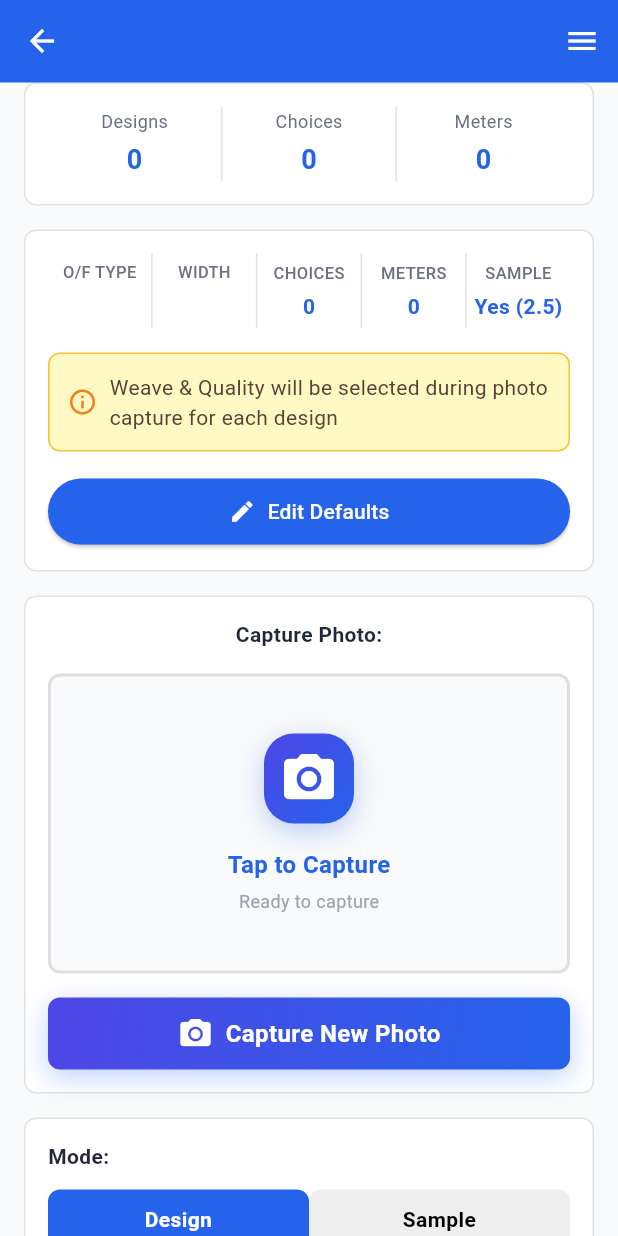
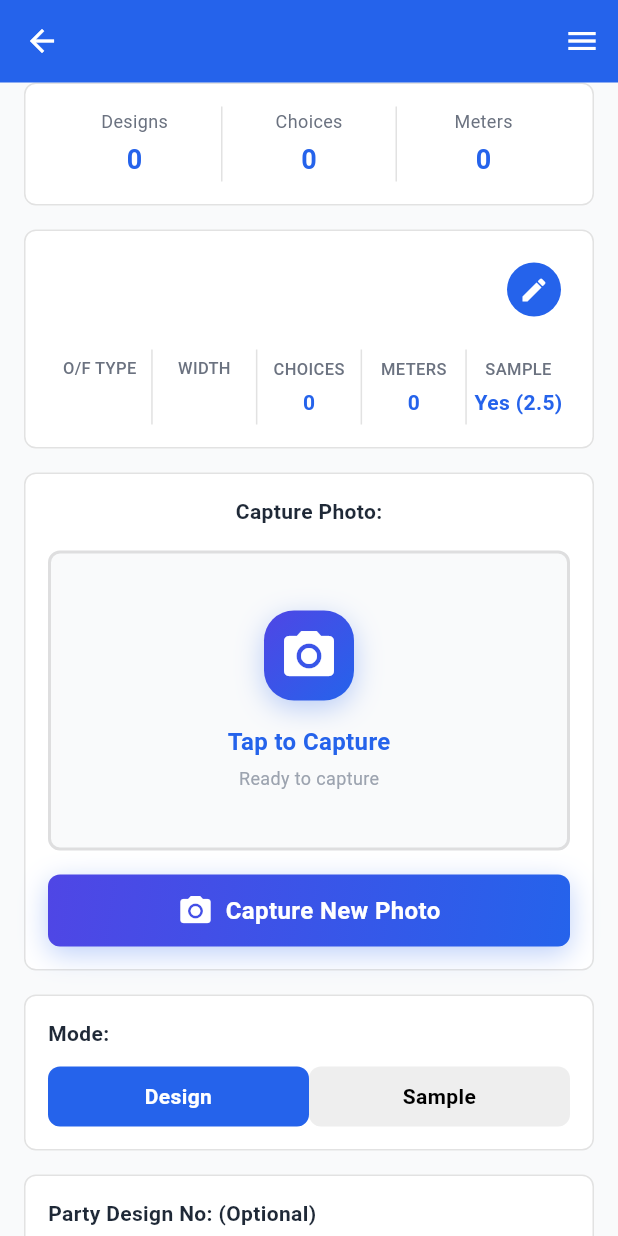
Before and after one commit to Affifa-2003/Fabric-Purchase-App, a Flutter app: the TextileDetailsPage screen opened directly with empty values, on a phone screen of 412 x 824 dp. Run offline on Flutter 3.47's test engine with Material 3 defaults, Android fonts, the phone set to English and light mode, and no system bars; our stand-ins replace fluttertoast, hive_flutter, image_picker; accounts and stored records are empty.

Commit message:
Update textile_details.dart

```diff
--- a/lib/textile_details.dart
+++ b/lib/textile_details.dart
@@ -869,11 +869,11 @@ class _TextileDetailsPageState extends State<TextileDetailsPage> {
           const SizedBox(height: 16),
           _buildPartyDesignNoSection(),
           const SizedBox(height: 16),
-          _buildOFTypeSection(),
-          const SizedBox(height: 16),
           _buildWeaveTypeSection(),
           const SizedBox(height: 16),
           _buildQualitySection(),
+          const SizedBox(height: 16),
+          _buildOFTypeSection(),
           const SizedBox(height: 16),
           _buildWidthOverrideSection(),
           const SizedBox(height: 16),
@@ -918,11 +918,11 @@ class _TextileDetailsPageState extends State<TextileDetailsPage> {
                       const SizedBox(height: 16),
                       _buildPartyDesignNoSection(),
                       const SizedBox(height: 16),
-                      _buildOFTypeSection(),
-                      const SizedBox(height: 16),
                       _buildWeaveTypeSection(),
                       const SizedBox(height: 16),
                       _buildQualitySection(),
+                      const SizedBox(height: 16),
+                      _buildOFTypeSection(),
                       const SizedBox(height: 16),
                       _buildWidthOverrideSection(),
                       const SizedBox(height: 16),
@@ -1003,7 +1003,6 @@ class _TextileDetailsPageState extends State<TextileDetailsPage> {
     );
   }
 
-  // New textile details card - MODIFIED TO PUT ALL FIELDS IN A SINGLE ROW
   Widget _buildTextileDetailsCard() {
   return Card(
     elevation: 0,
@@ -1018,146 +1017,12 @@ class _TextileDetailsPageState extends State<TextileDetailsPage> {
       child: Column(
         crossAxisAlignment: CrossAxisAlignment.start,
         children: [
-            // Single row with all fields
+          // Header with edit button
           Row(
-              mainAxisAlignment: MainAxisAlignment.spaceBetween,
-              children: [
-                // O/F TYPE column
-                Expanded(
-                  child: Column(
-                    children: [
-                      Text(
-                        'O/F TYPE',
-                        style: const TextStyle(
-                          fontSize: 11,
-                          color: Color(0xFF6B7280),
-                          fontWeight: FontWeight.w500,
-                        ),
-                      ),
-                      const SizedBox(height: 4),
-                      Text(
-                        selectedOFType,
-                        style: const TextStyle(
-                          fontSize: 14,
-                          fontWeight: FontWeight.bold,
-                          color: Color(0xFF2563EB),
-                        ),
-                      ),
-                    ],
-                  ),
-                ),
-
-                // Vertical line 1
-                Container(
-                  height: 50,
-                  width: 1,
-                  color: Colors.grey.withOpacity(0.3),
-                ),
-
-                // WIDTH column
-                Expanded(
-                  child: Column(
-                    children: [
-                      _buildDetailHeading('WIDTH'),
-                      const SizedBox(height: 4),
-                      _buildDetailValue(selectedWidth),
-                    ],
-                  ),
-                ),
-
-                // Vertical line 2
-                Container(
-                  height: 50,
-                  width: 1,
-                  color: Colors.grey.withOpacity(0.3),
-                ),
-
-                // CHOICES column
-                Expanded(
-                  child: Column(
-                    children: [
-                      _buildDetailHeading('CHOICES'),
-                      const SizedBox(height: 4),
-                      _buildDetailValue(defaultChoices.toString()),
-                    ],
-                  ),
-                ),
-
-                // Vertical line 3
-                Container(
-                  height: 50,
-                  width: 1,
-                  color: Colors.grey.withOpacity(0.3),
-                ),
-
-                // METERS column
-                Expanded(
-                  child: Column(
-                    children: [
-                      _buildDetailHeading('METERS'),
-                      const SizedBox(height: 4),
-                      _buildDetailValue(defaultMeters.toStringAsFixed(0)),
-                    ],
-                  ),
-                ),
-
-                // Vertical line 4
-                Container(
-                  height: 50,
-                  width: 1,
-                  color: Colors.grey.withOpacity(0.3),
-                ),
-
-                // SAMPLE column
-                Expanded(
-                  child: Column(
-                    children: [
-                      _buildDetailHeading('SAMPLE'),
-                      const SizedBox(height: 4),
-                      _buildDetailValue(_formatSampleDisplay()),
-                    ],
-                  ),
-                ),
-              ],
-            ),
-            const SizedBox(height: 16),
-
-            // Notification with icon
-            Container(
-              padding: const EdgeInsets.all(12),
-              decoration: BoxDecoration(
-                color: const Color(0xFFFFF9C4), // Light yellow background
-                borderRadius: BorderRadius.circular(8),
-                border: Border.all(
-                  color: const Color(0xFFFBC02D),
-                ), // Yellow border
-              ),
-              child: Row(
-                children: const [
-                  Icon(
-                    Icons.info_outline,
-                    color: Color(0xFFF57F17), // Dark yellow
-                    size: 20,
-                  ),
-                  SizedBox(width: 8),
-                  Expanded(
-                    child: Text(
-                      'Weave & Quality will be selected during photo capture for each design',
-                      style: TextStyle(
-                        fontSize: 14,
-                        color: Color(0xFF5D4037), // Dark brown text
-                      ),
-                    ),
-                  ),
-                ],
-              ),
-            ),
-            const SizedBox(height: 16),
-
-            // Edit Defaults button with icon
-            SizedBox(
-              width: double.infinity,
-              child: ElevatedButton.icon(
+            mainAxisAlignment: MainAxisAlignment.end,
+            children: [
+              // Edit icon button
+              IconButton(
                 onPressed: () async {
                   // Navigate back to NewOrderSetupPage in edit mode with current values
                   final result = await Navigator.push<Map<String, dynamic>>(
@@ -1176,21 +1041,18 @@ class _TextileDetailsPageState extends State<TextileDetailsPage> {
                     ),
                   );
 
-                  // In _buildTextileDetailsCard() method, update this part:
+                  // Update values if returned
                   if (result != null) {
                     setState(() {
                       selectedOFType = result['ofType'] ?? selectedOFType;
                       selectedWidth = result['selectedWidth'] ?? selectedWidth;
-                      defaultChoices =
-                          result['defaultChoices'] ?? defaultChoices;
+                      defaultChoices = result['defaultChoices'] ?? defaultChoices;
                       defaultMeters = result['defaultMeters'] ?? defaultMeters;
-                      sampleRequired =
-                          result['sampleRequired'] ?? sampleRequired;
+                      sampleRequired = result['sampleRequired'] ?? sampleRequired;
                       selectedSampleMtr = result['selectedSampleMtr'];
 
                       // Update the controller text to match the new defaultMeters value
-                      defaultMetersController.text = defaultMeters
-                          .toStringAsFixed(0);
+                      defaultMetersController.text = defaultMeters.toStringAsFixed(0);
 
                       // Update current default values
                       currentDefaultOFType = selectedOFType;
@@ -1200,14 +1062,120 @@ class _TextileDetailsPageState extends State<TextileDetailsPage> {
                     });
                   }
                 },
-                icon: const Icon(Icons.edit, size: 18),
-                label: const Text('Edit Defaults'),
-                style: ElevatedButton.styleFrom(
+                icon: const Icon(Icons.edit, size: 20),
+                style: IconButton.styleFrom(
                   backgroundColor: const Color(0xFF2563EB),
                   foregroundColor: Colors.white,
-                  padding: const EdgeInsets.symmetric(vertical: 12),
-                ),
-              ),
+                  padding: const EdgeInsets.all(8),
+                  minimumSize: const Size(36, 36),
+                ),
+              ),
+            ],
+          ),
+
+          const SizedBox(height: 16),
+
+          // Single row with all fields
+          Row(
+            mainAxisAlignment: MainAxisAlignment.spaceBetween,
+            children: [
+              // O/F TYPE column
+              Expanded(
+                child: Column(
+                  children: [
+                    Text(
+                      'O/F TYPE',
+                      style: const TextStyle(
+                        fontSize: 11,
+                        color: Color(0xFF6B7280),
+                        fontWeight: FontWeight.w500,
+                      ),
+                    ),
+                    const SizedBox(height: 4),
+                    Text(
+                      selectedOFType,
+                      style: const TextStyle(
+                        fontSize: 14,
+                        fontWeight: FontWeight.bold,
+                        color: Color(0xFF2563EB),
+                      ),
+                    ),
+                  ],
+                ),
+              ),
+
+              // Vertical line 1
+              Container(
+                height: 50,
+                width: 1,
+                color: Colors.grey.withOpacity(0.3),
+              ),
+
+              // WIDTH column
+              Expanded(
+                child: Column(
+                  children: [
+                    _buildDetailHeading('WIDTH'),
+                    const SizedBox(height: 4),
+                    _buildDetailValue(selectedWidth),
+                  ],
+                ),
+              ),
+
+              // Vertical line 2
+              Container(
+                height: 50,
+                width: 1,
+                color: Colors.grey.withOpacity(0.3),
+              ),
+
+              // CHOICES column
+              Expanded(
+                child: Column(
+                  children: [
+                    _buildDetailHeading('CHOICES'),
+                    const SizedBox(height: 4),
+                    _buildDetailValue(defaultChoices.toString()),
+                  ],
+                ),
+              ),
+
+              // Vertical line 3
+              Container(
+                height: 50,
+                width: 1,
+                color: Colors.grey.withOpacity(0.3),
+              ),
+
+              // METERS column
+              Expanded(
+                child: Column(
+                  children: [
+                    _buildDetailHeading('METERS'),
+                    const SizedBox(height: 4),
+                    _buildDetailValue(defaultMeters.toStringAsFixed(0)),
+                  ],
+                ),
+              ),
+
+              // Vertical line 4
+              Container(
+                height: 50,
+                width: 1,
+                color: Colors.grey.withOpacity(0.3),
+              ),
+
+              // SAMPLE column
+              Expanded(
+                child: Column(
+                  children: [
+                    _buildDetailHeading('SAMPLE'),
+                    const SizedBox(height: 4),
+                    _buildDetailValue(_formatSampleDisplay()),
+                  ],
+                ),
+              ),
+            ],
           ),
         ],
       ),
@@ -2823,7 +2791,7 @@ class _TextileDetailsPageState extends State<TextileDetailsPage> {
     ),
     margin: const EdgeInsets.symmetric(horizontal: 16),
     child: Padding(
-        padding: const EdgeInsets.all(16),
+      padding: const EdgeInsets.all(16.0),
       child: Column(
         crossAxisAlignment: CrossAxisAlignment.start,
         children: [
@@ -2833,9 +2801,7 @@ class _TextileDetailsPageState extends State<TextileDetailsPage> {
               const Text(
                 'Choices: (Override)',
                 style: TextStyle(
-                    fontSize: 14,
                   fontWeight: FontWeight.bold,
-                    color: Color(0xFF1F2937),
                 ),
               ),
               GestureDetector(
@@ -2855,60 +2821,52 @@ class _TextileDetailsPageState extends State<TextileDetailsPage> {
               ),
             ],
           ),
-            const SizedBox(height: 12),
+          const SizedBox(height: 8),
           Row(
-              mainAxisAlignment: MainAxisAlignment.center,
-              children: [
-                // Minus button
-                GestureDetector(
-                  onTap: () {
-                    setState(() {
-                      if (defaultChoices > 0) defaultChoices--;
-                    });
-                  },
-                  child: Container(
-                    padding: const EdgeInsets.all(8),
+            children: [
+              Container(
                 decoration: BoxDecoration(
                   color: Colors.grey[200],
-                      borderRadius: BorderRadius.circular(4),
-                    ),
-                    child: const Icon(Icons.remove, size: 20),
-                  ),
-                ),
-                const SizedBox(width: 4), // Reduced spacing
-                // Number display
-                Container(
-                  padding: const EdgeInsets.symmetric(
-                    horizontal: 16,
-                    vertical: 8,
-                  ),
+                  borderRadius: BorderRadius.circular(8),
+                ),
+                child: IconButton(
+                  onPressed: () {
+                    if (defaultChoices > 0) {
+                      setState(() {
+                        defaultChoices--;
+                      });
+                    }
+                  },
+                  icon: const Icon(Icons.remove),
+                ),
+              ),
+              Expanded(
+                child: Container(
+                  margin: const EdgeInsets.symmetric(horizontal: 8),
+                  padding: const EdgeInsets.symmetric(vertical: 12),
                   decoration: BoxDecoration(
-                    color: Colors.grey[100],
-                    borderRadius: BorderRadius.circular(4),
+                    color: Colors.grey[200],
+                    borderRadius: BorderRadius.circular(8),
                   ),
                   child: Text(
                     defaultChoices.toString(),
-                    style: const TextStyle(
-                      fontSize: 18,
-                      fontWeight: FontWeight.bold,
-                    ),
-                  ),
-                ),
-                const SizedBox(width: 4), // Reduced spacing
-                // Plus button
-                GestureDetector(
-                  onTap: () {
-                    setState(() {
-                      defaultChoices++;
-                    });
-                  },
-                  child: Container(
-                    padding: const EdgeInsets.all(8),
+                    textAlign: TextAlign.center,
+                    style: const TextStyle(fontSize: 18),
+                  ),
+                ),
+              ),
+              Container(
                 decoration: BoxDecoration(
                   color: Colors.grey[200],
-                      borderRadius: BorderRadius.circular(4),
-                    ),
-                    child: const Icon(Icons.add, size: 20),
+                  borderRadius: BorderRadius.circular(8),
+                ),
+                child: IconButton(
+                  onPressed: () {
+                    setState(() {
+                      defaultChoices++;
+                    });
+                  },
+                  icon: const Icon(Icons.add),
                 ),
               ),
             ],
@@ -2923,7 +2881,6 @@ class _TextileDetailsPageState extends State<TextileDetailsPage> {
     ),
   );
 }
-
   Widget _buildMetersOverrideSection() {
     return Card(
       elevation: 0,
@@ -3313,7 +3270,7 @@ class _TextileDetailsPageState extends State<TextileDetailsPage> {
 
   Widget _buildActionButtons() {
   final isEditing = _editingDesignIndex != null;
-    return Padding(
+  return Container(
     padding: const EdgeInsets.symmetric(horizontal: 16),
     child: Row(
       children: [
@@ -3384,7 +3341,6 @@ class _TextileDetailsPageState extends State<TextileDetailsPage> {
     ),
   );
 }
-
   Widget _buildCapturedDesignsSection() {
   // Determine which filter options to show based on currentFilterType
   List<String> filterOptions = [];
```
Lines whose indentation alone changed are shown as unchanged.
